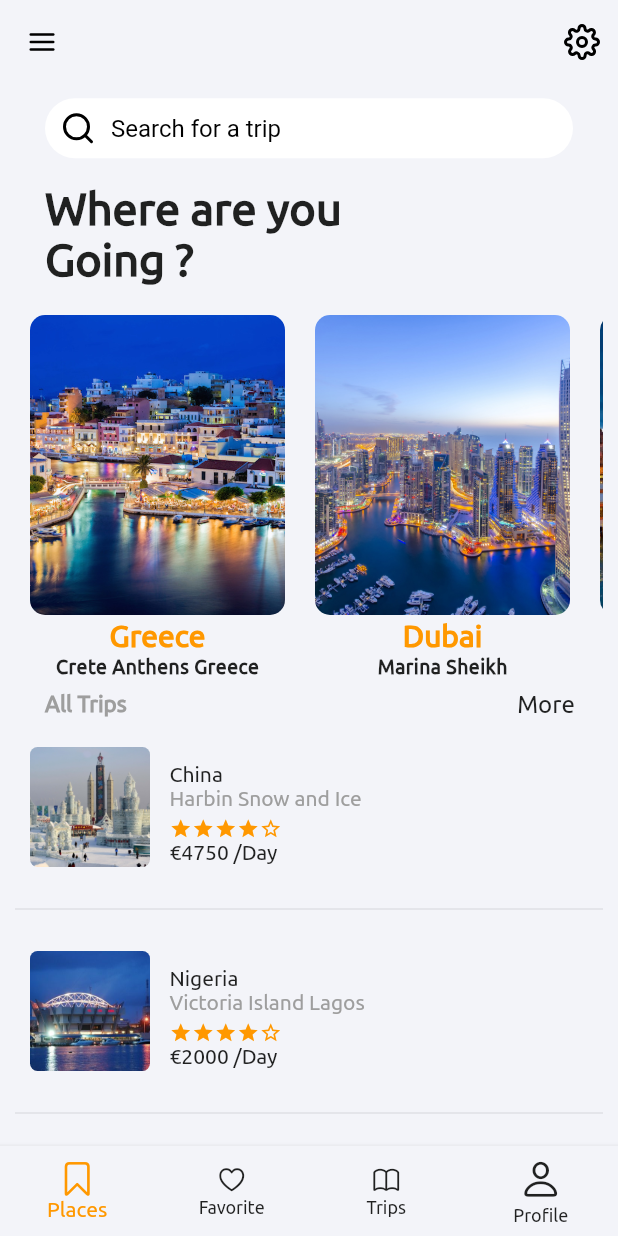
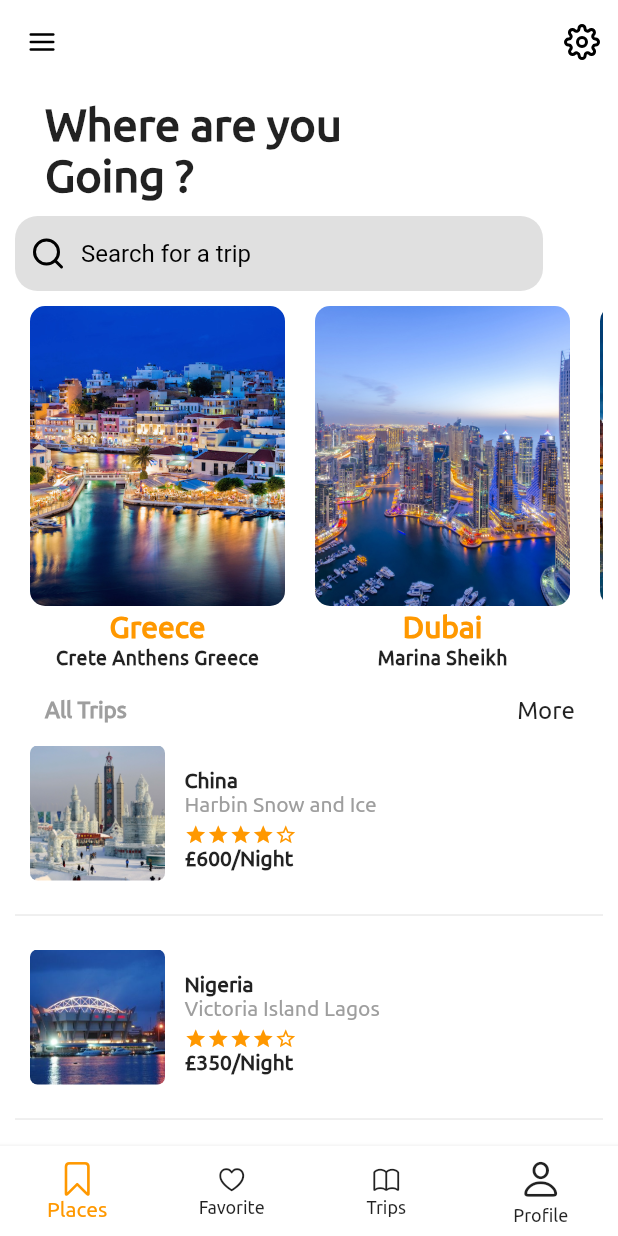
Before and after one commit to invincyx/FlutterTravel, a Flutter app: the screen it shows after launch, on a phone screen of 412 x 824 dp. Run offline on Flutter 3.47's test engine with Material 2 defaults, Android fonts, the phone set to English and light mode, and no system bars; our stand-ins replace flutter_icons.

Commit message:
code cleanup

```diff
--- a/lib/pages/location.dart
+++ b/lib/pages/location.dart
@@ -1,4 +1,5 @@
 import 'package:flutter/material.dart';
+import 'package:flutter_icons/flutter_icons.dart';
 import 'package:travel_ui/widgets/appbar.dart';
 import 'package:travel_ui/widgets/listItems.dart';
 import 'package:travel_ui/widgets/card.dart';
@@ -12,7 +13,7 @@ class _LocationState extends State<Location> {
   @override
   Widget build(BuildContext context) {
     return Scaffold(
-      appBar: header(context),
+     // appBar: header(context),
       body: Padding(
         padding: const EdgeInsets.symmetric(horizontal:10.0),
         child: Column(
@@ -34,6 +35,40 @@ class _LocationState extends State<Location> {
                 ),
               ),
             ),
+            Container(
+              height: 50.0,
+              width: MediaQuery.of(context).size.width - 60.0,
+              decoration: BoxDecoration(
+                color: Colors.grey[300],
+                borderRadius: BorderRadius.circular(15.0),
+              ),
+              child: Row(
+                children: <Widget>[
+                  Padding(
+                    padding: const EdgeInsets.only(left: 10.0),
+                    child: Icon(
+                      Feather.search,
+                      color: Colors.black,
+                    ),
+                  ),
+                  SizedBox(width: 10.0),
+                  Flexible(
+                    child: Theme(
+                      data: ThemeData(primaryColor: Colors.black),
+                      child: TextField(
+                        cursorColor: Theme.of(context).accentColor,
+                        decoration: InputDecoration.collapsed(
+                          hintText: 'Search for a trip',
+                          hintStyle: TextStyle(
+                            color: Colors.black,
+                          ),
+                        ),
+                      ),
+                    ),
+                  ),
+                ],
+              ),
+            ),
             Flexible(
               child: Container(
                 child: ListView(
@@ -42,7 +77,7 @@ class _LocationState extends State<Location> {
                     Column(
                       children: <Widget>[
                         Container(
-                          height: 260.0,
+                          height: 265.0,
                           child: ListView(
                             scrollDirection: Axis.horizontal,
                             physics: AlwaysScrollableScrollPhysics(),
@@ -71,7 +106,7 @@ class _LocationState extends State<Location> {
                           ),
                         ),
                         Padding(
-                          padding: const EdgeInsets.only(left: 20.0, right: 15.0),
+                          padding: const EdgeInsets.only(left: 20.0, right: 15.0,top:5.0),
                           child: Row(
                             children: <Widget>[
                               Text(
@@ -96,20 +131,20 @@ class _LocationState extends State<Location> {
                         CardItem(
                             imgPath: 'assets/images/country/china.jpg',
                             place: 'Harbin Snow and Ice',
-                            price: '€4750 ',
+                            price: '£600',
                             country: 'China'),
                             Divider(),
                         CardItem(
                             imgPath: 'assets/images/country/nigeria.jpg',
                             place: 'Victoria Island Lagos',
-                            price: '€2000 ',
+                            price: '£350',
                             country: 'Nigeria'),
                                                       Divider(),
 
                         CardItem(
                             imgPath: 'assets/images/country/beninRb.jpg',
                             place: 'L\'hotel Marina, Cotonou',
-                            price: '€475 ',
+                            price: '£475',
                             country: 'Benin Republic '),
                       ],
                     ),
--- a/lib/screens/detailscreen.dart
+++ b/lib/screens/detailscreen.dart
@@ -32,14 +32,14 @@ class _DetailScreenState extends State<DetailScreen> {
               children: <Widget>[
                 Icon(
                   CupertinoIcons.bell,
-                  size: 30,
+                  size: 30.0,
                 ),
                 Positioned(
-                  top: 8,
-                  right: 3,
+                  top: 8.0,
+                  right: 3.0,
                   child: Container(
-                    height: 10,
-                    width: 10,
+                    height: 10.0,
+                    width: 10.0,
                     decoration: BoxDecoration(
                       color: Colors.red,
                       shape: BoxShape.circle,
@@ -52,17 +52,17 @@ class _DetailScreenState extends State<DetailScreen> {
         ],
       ),
       body: ListView(
-        padding: EdgeInsets.symmetric(horizontal:10.0),
+        padding: EdgeInsets.symmetric(horizontal: 10.0),
         children: <Widget>[
           Padding(
-            padding: const EdgeInsets.symmetric(vertical:10.0),
+            padding: const EdgeInsets.symmetric(vertical: 10.0),
             child: Hero(
               tag: widget.imgPath,
               child: Container(
                 height: 250,
                 width: MediaQuery.of(context).size.width - 30,
                 decoration: BoxDecoration(
-                  borderRadius: BorderRadius.circular(10),
+                  borderRadius: BorderRadius.circular(10.0),
                   image: DecorationImage(
                     image: AssetImage(widget.imgPath),
                     fit: BoxFit.cover,
@@ -80,7 +80,7 @@ class _DetailScreenState extends State<DetailScreen> {
                   widget.country,
                   style: TextStyle(
                     fontWeight: FontWeight.bold,
-                    fontSize: 22,
+                    fontSize: 22.0,
                   ),
                 ),
                 Spacer(),
@@ -89,7 +89,7 @@ class _DetailScreenState extends State<DetailScreen> {
             ),
           ),
           Padding(
-            padding: const EdgeInsets.symmetric(horizontal:5.0),
+            padding: const EdgeInsets.symmetric(horizontal: 5.0),
             child: Column(
               mainAxisAlignment: MainAxisAlignment.start,
               crossAxisAlignment: CrossAxisAlignment.start,
@@ -98,7 +98,7 @@ class _DetailScreenState extends State<DetailScreen> {
                   widget.place,
                   style: TextStyle(
                     color: Theme.of(context).accentColor,
-                    fontSize: 18,
+                    fontSize: 18.0,
                     fontWeight: FontWeight.bold,
                   ),
                 ),
--- a/lib/utils/constants.dart
+++ b/lib/utils/constants.dart
@@ -1,24 +1,22 @@
 import 'package:flutter/material.dart';
 
-class Constants{
-
+class Constants {
   //App related strings
   static String appName = "Travel App";
 
-
   //Colors for theme
-  static Color lightPrimary = Color(0xfff3f4f9);
+  static Color lightPrimary = Colors.white;
   static Color darkPrimary = Colors.black;
   static Color lightAccent = Colors.orange;
   static Color darkAccent = Colors.orange;
-  static Color lightBG = Color(0xfff3f4f9);
+  static Color lightBG = Colors.white;
   static Color darkBG = Colors.black;
 
   static ThemeData lightTheme = ThemeData(
     backgroundColor: lightBG,
     primaryColor: lightPrimary,
     fontFamily: 'Ubuntu-Regular',
-    accentColor:  lightAccent,
+    accentColor: lightAccent,
     cursorColor: lightAccent,
     scaffoldBackgroundColor: lightBG,
     appBarTheme: AppBarTheme(
@@ -53,7 +51,6 @@ class Constants{
     ),
   );
 
-
   static List<T> map<T>(List list, Function handler) {
     List<T> result = [];
     for (var i = 0; i < list.length; i++) {
--- a/lib/widgets/card.dart
+++ b/lib/widgets/card.dart
@@ -39,8 +39,8 @@ class CardItem extends StatelessWidget {
               Hero(
                 tag: imgPath,
                 child: Container(
-                  height: 80.0,
-                  width: 80.0,
+                  height: 90.0,
+                  width: 90.0,
                   decoration: BoxDecoration(
                     borderRadius: BorderRadius.circular(5.0),
                     image: DecorationImage(
@@ -60,7 +60,7 @@ class CardItem extends StatelessWidget {
                     Text(
                       country,
                       style: TextStyle(
-                        fontWeight: FontWeight.w500,
+                        fontWeight: FontWeight.w900,
                       ),
                     ),
                     Text(
@@ -74,14 +74,14 @@ class CardItem extends StatelessWidget {
                         Text(
                           '$price/',
                           style: TextStyle(
-                            fontWeight: FontWeight.w500,
+                            fontWeight: FontWeight.w900,
                           ),
                         ),
 
                         Text(
-                          'Day',
+                          'Night',
                           style: TextStyle(
-                            fontWeight: FontWeight.w400,
+                            fontWeight: FontWeight.w900,
                           ),
                         ),
                       ],
```
